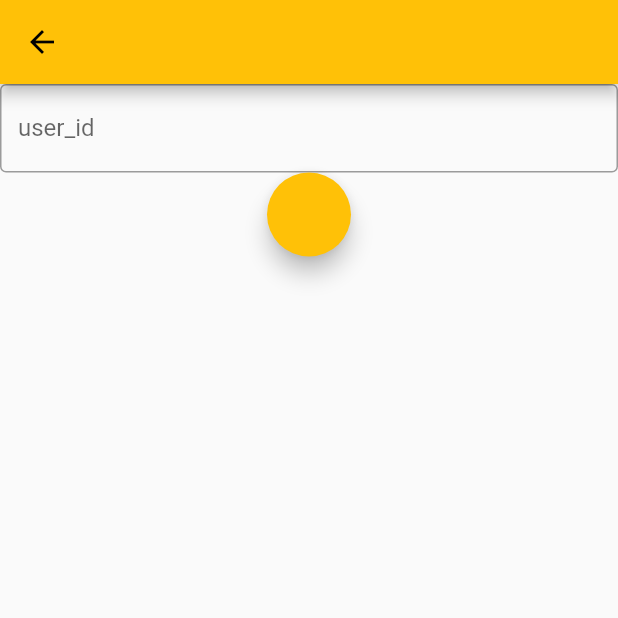
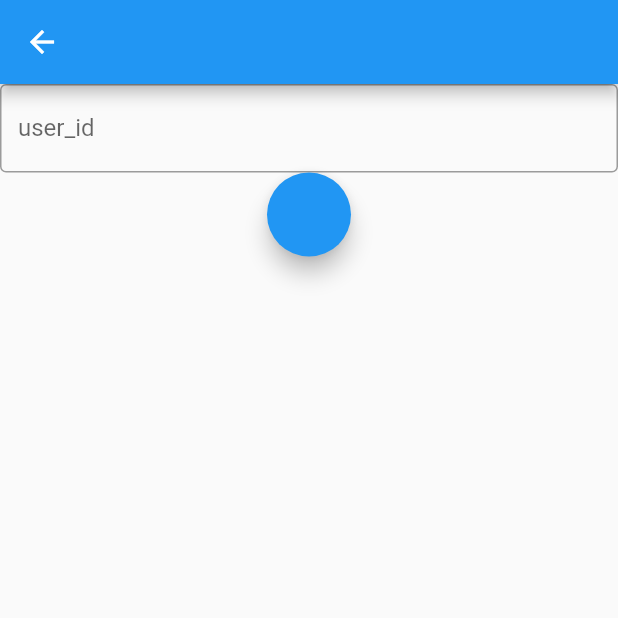
Before and after one commit to harrier999/Bulb-Talk, a Flutter app: the screen it shows after launch, after a tap on "Sign up", on a phone screen of 412 x 824 dp, the top half of it. Run offline on Flutter 3.47's test engine with Material 2 defaults, Android fonts, the phone set to English and light mode, and no system bars; our stand-ins replace flutter_chat_types, flutter_chat_ui, flutter_dotenv, fluttertoast, get, lottie; network calls fail.

Commit message:
[DEL] Delete theme data main.dart

```diff
--- a/lib/beforeLogin/firstpage.dart
+++ b/lib/beforeLogin/firstpage.dart
@@ -8,7 +8,7 @@ class FirstPage extends StatelessWidget {
 
   @override
   Widget build(BuildContext context) => Scaffold(
-        backgroundColor: Theme.of(context).colorScheme.background,
+        backgroundColor: Colors.orange,
         body: Container(
           padding: EdgeInsets.all(50),
           child: Column(
@@ -31,6 +31,7 @@ class FirstPage extends StatelessWidget {
                     Text(
                       "BulbTalk",
                       style: TextStyle(
+                        color: Colors.white,
                         fontSize: 40,
                         fontWeight: FontWeight.bold,
                       ),
@@ -38,6 +39,7 @@ class FirstPage extends StatelessWidget {
                     Text(
                       "Let's talk with BulbTalk",
                       style: TextStyle(
+                        color: Colors.white,
                         fontSize: 20,
                         fontWeight: FontWeight.bold,
                       ),
@@ -54,11 +56,19 @@ class FirstPage extends StatelessWidget {
                 child: Container(
                   width: double.infinity,
                   child: ElevatedButton(
+                    style: ElevatedButton.styleFrom(
+                      foregroundColor: Colors.orange[800],
+                      backgroundColor: Colors.white,
+                      shape: RoundedRectangleBorder(
+                        borderRadius: BorderRadius.circular(10),
+                      ),
+                    ),
                     onPressed: () => Get.to(
                       () => LoginPage(),
                       transition: Transition.rightToLeft,
                     ),
-                    child: Text("Sign up"),
+                    child: Text("Sign up",
+                        style: TextStyle(color: Colors.orange[800])),
                   ),
                 ),
               ),
@@ -66,14 +76,17 @@ class FirstPage extends StatelessWidget {
                   child: Row(
                 mainAxisAlignment: MainAxisAlignment.center,
                 children: [
-                  Text("Already have an account?"),
+                  Text(
+                    "Already have an account?",
+                    style: TextStyle(color: Colors.white.withOpacity(0.8)),
+                  ),
                   TextButton(
                     onPressed: () => Get.to(
                       () => LoginPage(),
                       transition: Transition.rightToLeft,
                     ),
                     child: Text("Login",
-                        style: TextStyle(color: Colors.amber[900])),
+                        style: TextStyle(color: Colors.orange[900])),
                   ),
                 ],
               ))
--- a/lib/main.dart
+++ b/lib/main.dart
@@ -27,10 +27,6 @@ class MyApp extends StatelessWidget {
   @override
   Widget build(BuildContext context) => GetMaterialApp(
         title: "Bulb Talk",
-        theme: ThemeData(
-          colorScheme: ColorScheme.fromSwatch(primarySwatch: Colors.amber)
-              .copyWith(background: Colors.orange),
-        ),
         home: FirstPage(),
       );
 }
```
